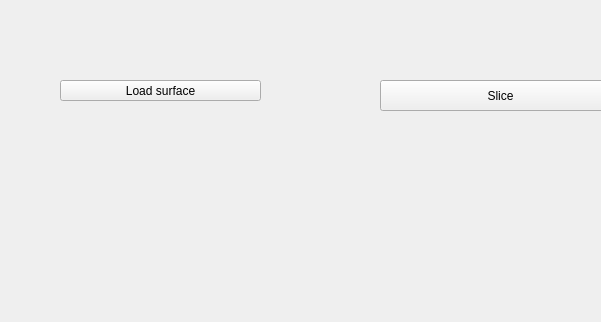
aranyp20/MKUltra-merged, file app/gui/mainwindow.ui: the form before one commit; both pictures show x 210 to 811 and y 500 to 822 of the 994 by 822 pixel window.
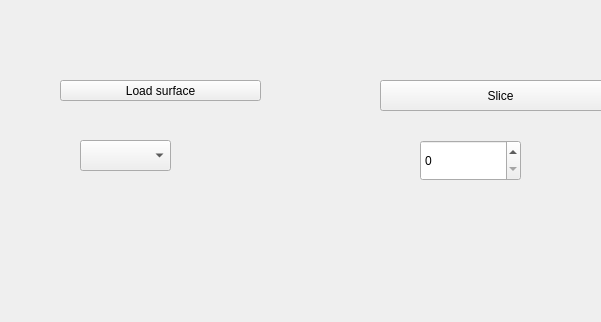
The form after the commit. Custom widgets are drawn as their Qt base class.

Patch:
```diff
--- a/app/gui/mainwindow.ui
+++ b/app/gui/mainwindow.ui
@@ -75,6 +75,26 @@
      <string>Slice</string>
     </property>
    </widget>
+   <widget class="QSpinBox" name="layer_count_box">
+    <property name="geometry">
+     <rect>
+      <x>630</x>
+      <y>640</y>
+      <width>101</width>
+      <height>41</height>
+     </rect>
+    </property>
+   </widget>
+   <widget class="QComboBox" name="surface_selector_box">
+    <property name="geometry">
+     <rect>
+      <x>290</x>
+      <y>640</y>
+      <width>91</width>
+      <height>31</height>
+     </rect>
+    </property>
+   </widget>
   </widget>
  </widget>
  <customwidgets>
```
